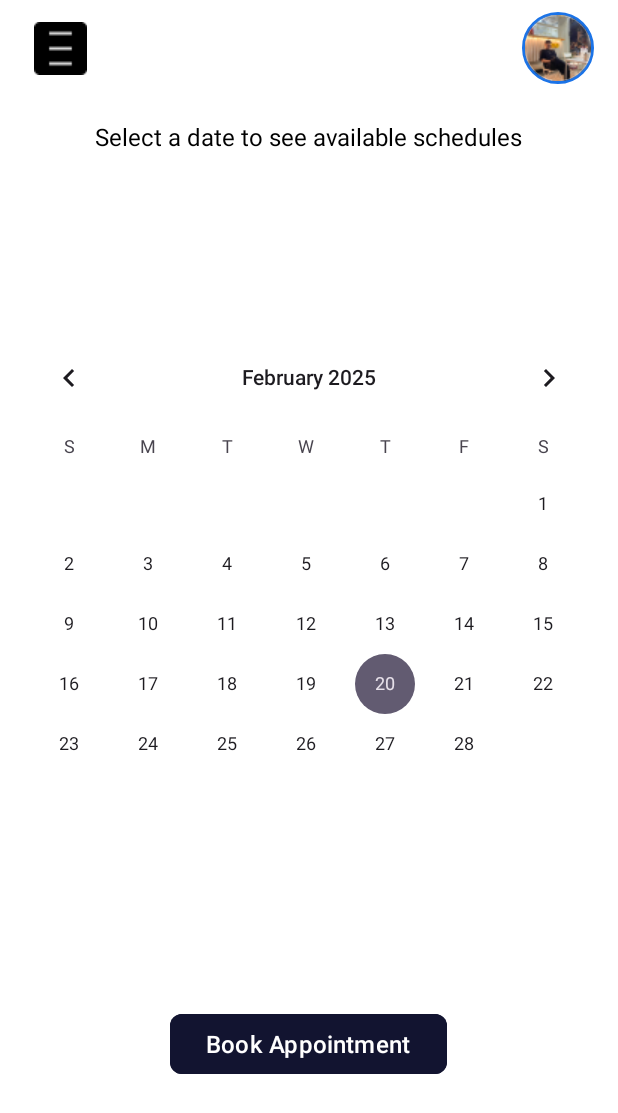
After one commit to RlphChrs/CAPSTONE_SASS_Mobile, an Android app: the fragment Calendar shown on its own in the app's theme, on a phone screen of 412 x 824 dp. The commit adds this screen. Shown: the top 1113 px of the screen. Run offline under Robolectric (Android 15) with nearby library versions, the phone set to English and light mode, and no system bars.

Commit message:
Updated Calendar

```diff
--- /dev/null
+++ b/app/src/main/java/com/pilapil/sass/view/Calendar.kt
@@ -0,0 +1,60 @@
+package com.pilapil.sass.view
+
+import android.os.Bundle
+import androidx.fragment.app.Fragment
+import android.view.LayoutInflater
+import android.view.View
+import android.view.ViewGroup
+import com.pilapil.sass.R
+
+// TODO: Rename parameter arguments, choose names that match
+// the fragment initialization parameters, e.g. ARG_ITEM_NUMBER
+private const val ARG_PARAM1 = "param1"
+private const val ARG_PARAM2 = "param2"
+
+/**
+ * A simple [Fragment] subclass.
+ * Use the [Calendar.newInstance] factory method to
+ * create an instance of this fragment.
+ */
+class Calendar : Fragment() {
+    // TODO: Rename and change types of parameters
+    private var param1: String? = null
+    private var param2: String? = null
+
+    override fun onCreate(savedInstanceState: Bundle?) {
+        super.onCreate(savedInstanceState)
+        arguments?.let {
+            param1 = it.getString(ARG_PARAM1)
+            param2 = it.getString(ARG_PARAM2)
+        }
+    }
+
+    override fun onCreateView(
+        inflater: LayoutInflater, container: ViewGroup?,
+        savedInstanceState: Bundle?
+    ): View? {
+        // Inflate the layout for this fragment
+        return inflater.inflate(R.layout.fragment_calendar, container, false)
+    }
+
+    companion object {
+        /**
+         * Use this factory method to create a new instance of
+         * this fragment using the provided parameters.
+         *
+         * @param param1 Parameter 1.
+         * @param param2 Parameter 2.
+         * @return A new instance of fragment Calendar.
+         */
+        // TODO: Rename and change types and number of parameters
+        @JvmStatic
+        fun newInstance(param1: String, param2: String) =
+            Calendar().apply {
+                arguments = Bundle().apply {
+                    putString(ARG_PARAM1, param1)
+                    putString(ARG_PARAM2, param2)
+                }
+            }
+    }
+}
--- /dev/null
+++ b/app/src/main/res/layout/fragment_calendar.xml
@@ -0,0 +1,94 @@
+<?xml version="1.0" encoding="utf-8"?>
+<androidx.constraintlayout.widget.ConstraintLayout
+    xmlns:android="http://schemas.android.com/apk/res/android"
+    xmlns:app="http://schemas.android.com/apk/res-auto"
+    xmlns:tools="http://schemas.android.com/tools"
+    android:layout_width="match_parent"
+    android:layout_height="match_parent"
+    tools:context=".view.Calendar"
+    android:background="@color/white">
+
+    <!-- Toolbar -->
+    <androidx.appcompat.widget.Toolbar
+        android:id="@+id/toolbar"
+        android:layout_width="match_parent"
+        android:layout_height="?attr/actionBarSize"
+        app:popupTheme="@style/ThemeOverlay.AppCompat.Light"
+        app:layout_constraintTop_toTopOf="parent" />
+
+    <!-- Menu Icon (Increased Touch Target) -->
+    <androidx.appcompat.widget.AppCompatImageButton
+        android:id="@+id/menu_icon"
+        android:layout_width="48dp"
+        android:layout_height="48dp"
+        android:minWidth="48dp"
+        android:minHeight="48dp"
+        android:src="@drawable/menu_toggle"
+        android:contentDescription="@string/menu_icon"
+        android:padding="8dp"
+        android:background="?attr/selectableItemBackgroundBorderless"
+        app:layout_constraintTop_toTopOf="@id/toolbar"
+        app:layout_constraintStart_toStartOf="parent"
+        android:layout_marginStart="16dp"
+        android:layout_marginTop="8dp" />
+
+    <!-- Profile Picture (Increased Touch Target) -->
+    <androidx.appcompat.widget.AppCompatImageButton
+        android:id="@+id/profile_icon"
+        android:layout_width="48dp"
+        android:layout_height="48dp"
+        android:minWidth="48dp"
+        android:minHeight="48dp"
+        android:src="@drawable/profile_image"
+        android:contentDescription="@string/profile_picture"
+        android:background="@drawable/circle_background"
+        android:padding="4dp"
+        app:layout_constraintTop_toTopOf="@id/toolbar"
+        app:layout_constraintEnd_toEndOf="parent"
+        android:layout_marginEnd="16dp"
+        android:layout_marginTop="8dp" />
+
+    <!-- Text: Select Date -->
+    <TextView
+        android:id="@+id/tv_select_date"
+        android:layout_width="wrap_content"
+        android:layout_height="wrap_content"
+        android:layout_marginTop="16dp"
+        android:text="@string/select_date"
+        android:textColor="@color/black"
+        android:textSize="16sp"
+        app:layout_constraintEnd_toEndOf="parent"
+        app:layout_constraintStart_toStartOf="parent"
+        app:layout_constraintTop_toBottomOf="@id/toolbar" />
+
+    <!-- Calendar View (Fixed Height & Margins) -->
+    <CalendarView
+        android:id="@+id/calendarView"
+        android:layout_width="0dp"
+        android:layout_height="wrap_content"
+        android:background="@color/white"
+        app:layout_constraintTop_toBottomOf="@id/tv_select_date"
+        app:layout_constraintStart_toStartOf="parent"
+        app:layout_constraintEnd_toEndOf="parent"
+        app:layout_constraintBottom_toTopOf="@id/btn_book_appointment"
+        android:layout_marginTop="16dp"
+        android:layout_marginBottom="16dp" />
+
+    <!-- Book Appointment Button (Fixed Width & Centered) -->
+    <com.google.android.material.button.MaterialButton
+        android:id="@+id/btn_book_appointment"
+        android:layout_width="wrap_content"
+        android:layout_height="wrap_content"
+        android:layout_marginHorizontal="24dp"
+        android:layout_marginBottom="104dp"
+        android:backgroundTint="@color/darkBlue"
+        android:text="@string/book_appointment"
+        android:textAllCaps="false"
+        android:textColor="@color/white"
+        android:textSize="16sp"
+        app:cornerRadius="8dp"
+        app:layout_constraintBottom_toBottomOf="parent"
+        app:layout_constraintEnd_toEndOf="parent"
+        app:layout_constraintHorizontal_bias="0.497"
+        app:layout_constraintStart_toStartOf="parent" />
+</androidx.constraintlayout.widget.ConstraintLayout>
--- a/app/src/main/res/values/strings.xml
+++ b/app/src/main/res/values/strings.xml
@@ -138,6 +138,9 @@
     <string name="input_description_hint">Provide a detailed description</string>
     <string name="button_done">DONE</string>
 
+    //Calendar
+    <string name="select_date">Select a date to see available schedules</string>
+    <string name="bookAppointment">Book Appointment</string>
 
 
 </resources>
```
